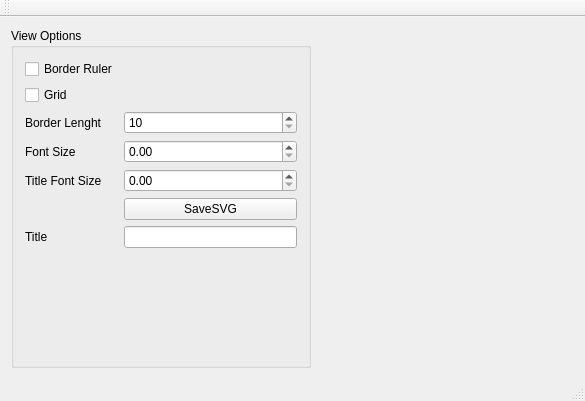
This is mainwindow.ui in jeisonsantiago/GeoPlot-Qt as Qt 5 draws it before an edit. The edited form follows.
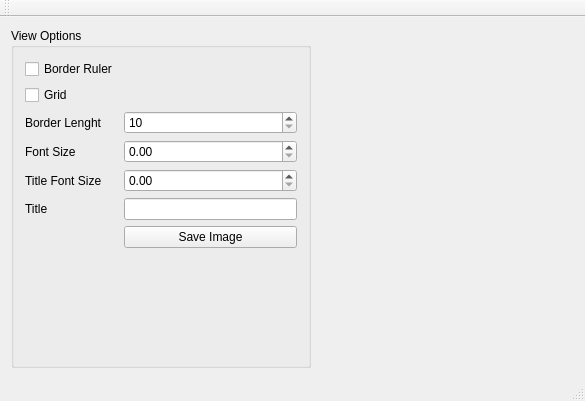
This is the edited form.

```diff
--- a/mainwindow.ui
+++ b/mainwindow.ui
@@ -40,9 +40,6 @@
        <bool>false</bool>
       </property>
       <layout class="QGridLayout" name="gridLayout_2">
-       <item row="4" column="1">
-        <widget class="QDoubleSpinBox" name="doubleSpinBoxFontSizeTitle"/>
-       </item>
        <item row="3" column="0">
         <widget class="QLabel" name="label_3">
          <property name="text">
@@ -57,13 +54,6 @@
          </property>
         </widget>
        </item>
-       <item row="5" column="1">
-        <widget class="QPushButton" name="pushButtonSaveSVG">
-         <property name="text">
-          <string>SaveSVG</string>
-         </property>
-        </widget>
-       </item>
        <item row="0" column="0">
         <widget class="QCheckBox" name="checkBoxBorderRuler">
          <property name="text">
@@ -71,6 +61,9 @@
          </property>
         </widget>
        </item>
+       <item row="3" column="1">
+        <widget class="QDoubleSpinBox" name="doubleSpinBoxFontSize"/>
+       </item>
        <item row="1" column="0">
         <widget class="QCheckBox" name="checkBoxGrid">
          <property name="text">
@@ -78,9 +71,6 @@
          </property>
         </widget>
        </item>
-       <item row="3" column="1">
-        <widget class="QDoubleSpinBox" name="doubleSpinBoxFontSize"/>
-       </item>
        <item row="6" column="1">
         <widget class="QLineEdit" name="lineEditTitle"/>
        </item>
@@ -108,7 +98,7 @@
          </property>
         </widget>
        </item>
-       <item row="7" column="1">
+       <item row="8" column="1">
         <spacer name="verticalSpacer">
          <property name="orientation">
           <enum>Qt::Vertical</enum>
@@ -121,6 +111,16 @@
          </property>
         </spacer>
        </item>
+       <item row="4" column="1">
+        <widget class="QDoubleSpinBox" name="doubleSpinBoxFontSizeTitle"/>
+       </item>
+       <item row="7" column="1">
+        <widget class="QPushButton" name="pushButtonSaveSVG">
+         <property name="text">
+          <string>Save Image</string>
+         </property>
+        </widget>
+       </item>
       </layout>
      </widget>
     </item>
```
